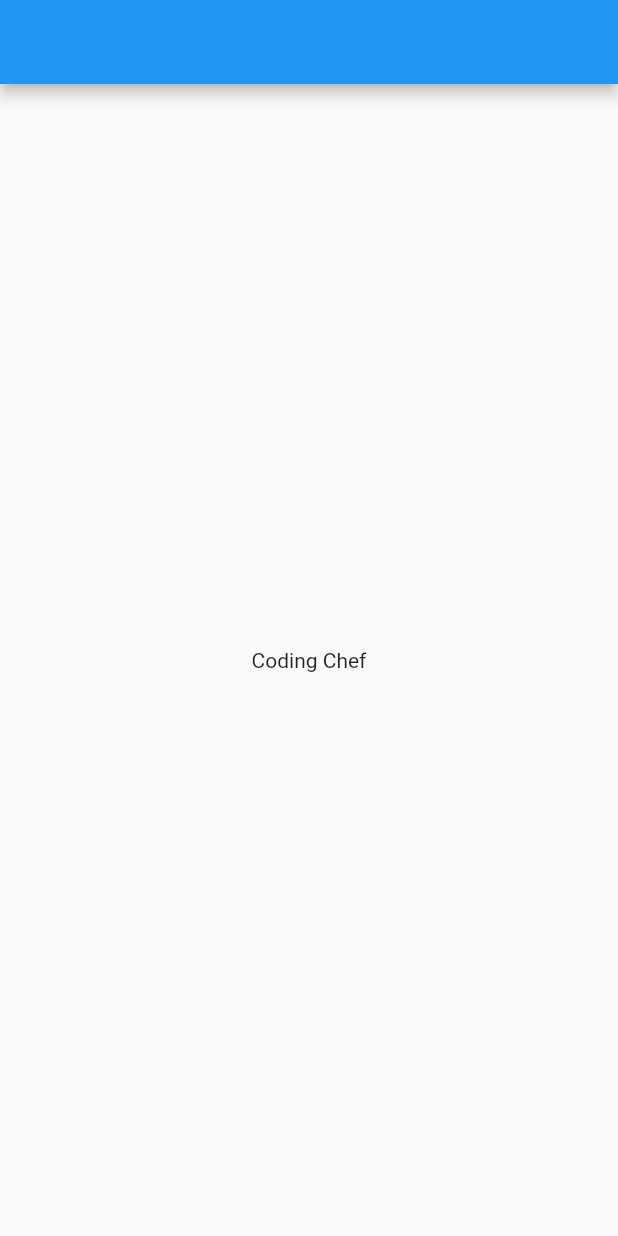
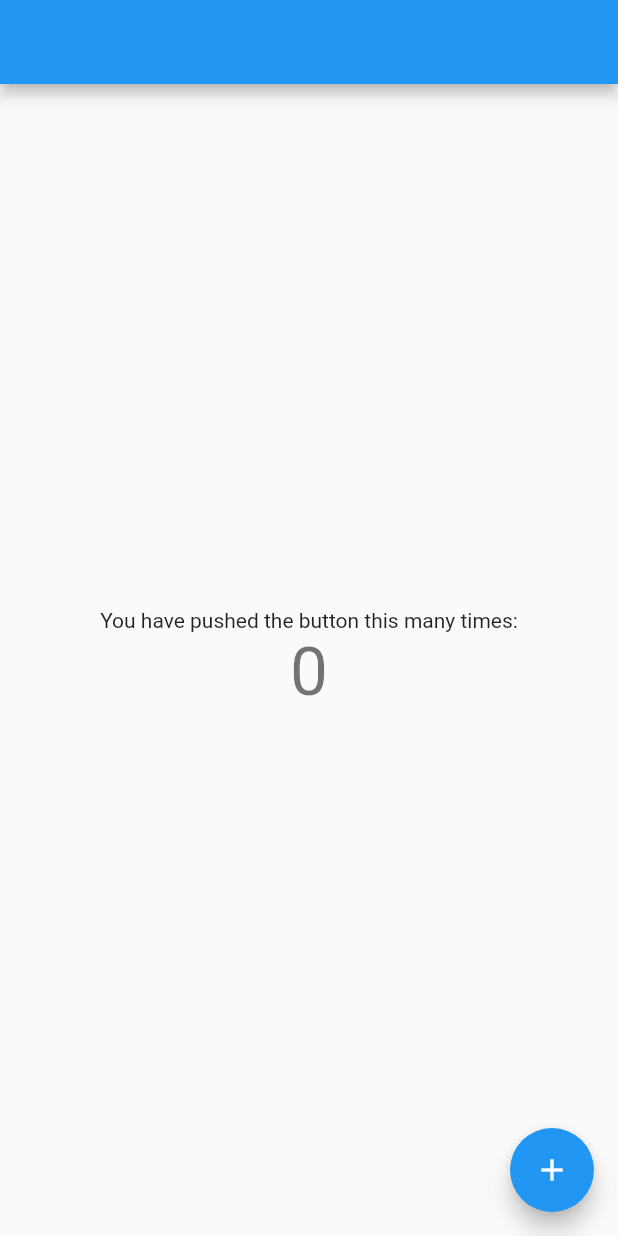
Before and after one commit to kingof7/flutter_coding_chef, a Flutter app: the screen it shows after launch, on a phone screen of 412 x 824 dp. Run offline on Flutter 3.47's test engine with Material 2 defaults, Android fonts, the phone set to English and light mode, and no system bars.

```diff
--- a/app/lib/main.dart
+++ b/app/lib/main.dart
@@ -3,13 +3,33 @@ import 'package:flutter/material.dart';
 void main() => runApp(MyApp());
 
 class MyApp extends StatelessWidget {
+  int counter = 0;
   @override
   Widget build(BuildContext context) {
     return MaterialApp(
+      theme: ThemeData(
+        primarySwatch: Colors.blue,
+      ),
       home: Scaffold(
         appBar: AppBar(),
-        body: const Center(
-          child: Text('Coding Chef'),
+        body: Center(
+          child: Column(
+            mainAxisAlignment: MainAxisAlignment.center,
+            children: <Widget>[
+              const Text('You have pushed the button this many times:'),
+              Text(
+                '$counter',
+                style: Theme.of(context).textTheme.displaySmall,
+              ),
+            ],
+          ),
+        ),
+        floatingActionButton: FloatingActionButton(
+          child: const Icon(Icons.add),
+          onPressed: () {
+            counter++;
+            print("$counter");
+          },
         ),
       ),
     );
```
